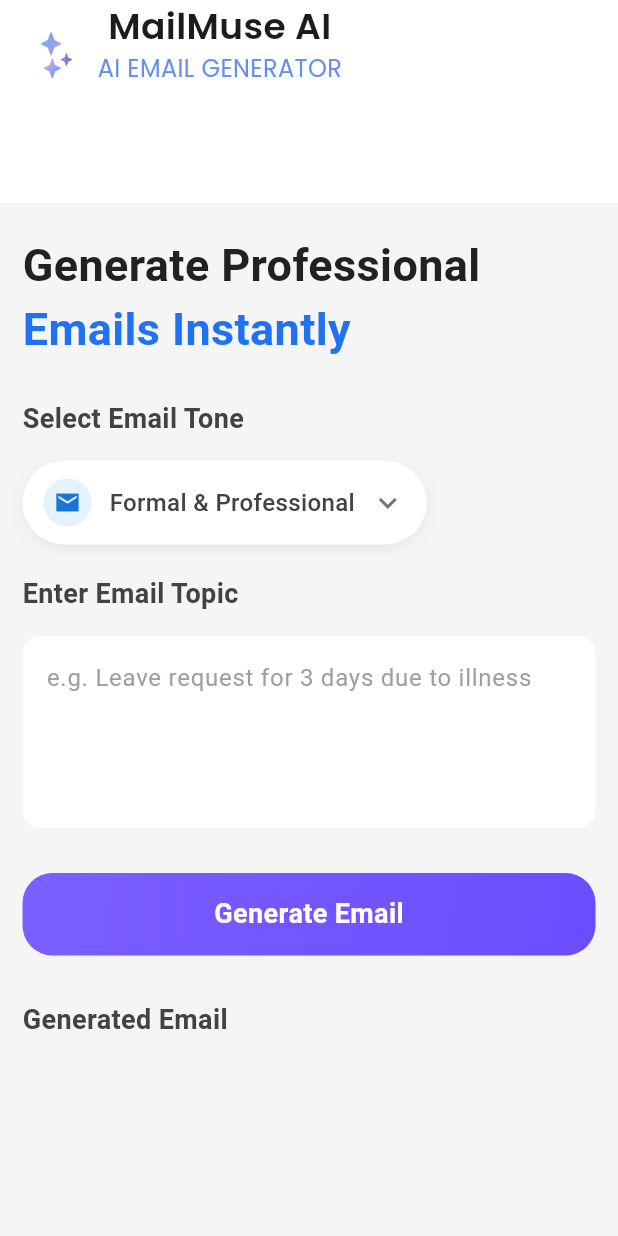
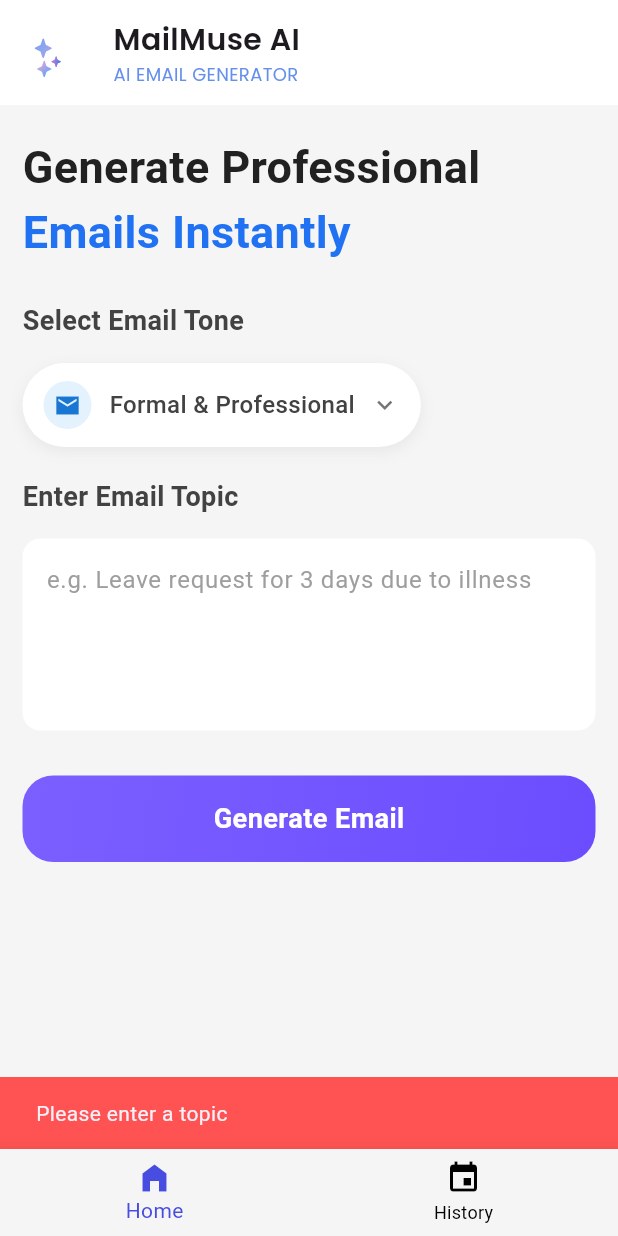
Before and after one commit to thizkavinda25/MailMuse-AI-Flutter-Gemini-, a Flutter app: the screen it shows after launch, after a tap on "Generate Email", on a phone screen of 412 x 824 dp. Run offline on Flutter 3.47's test engine with Material 3 defaults, Android fonts, the phone set to English and light mode, and no system bars; our stand-ins replace flutter_dotenv, google_fonts, logger, lottie, share_plus.

Commit message:
successfully implement groq service

```diff
--- /dev/null
+++ b/lib/constants/app_colors.dart
@@ -0,0 +1,17 @@
+import 'package:flutter/material.dart';
+
+class AppColors {
+  AppColors._();
+
+  static const Color primary = Color.fromRGBO(255, 255, 255, 1);
+  static const Color hintTextColor = Color.fromRGBO(158, 158, 158, 1);
+  static const Color background = Color(0xFFF5F5F5);
+  static const Color rowIconColor = Color.fromRGBO(97, 97, 97, 1);
+  static const Color generatedEmailFont = Color.fromRGBO(66, 66, 66, 1);
+  static const Color subTextColor = Color.fromARGB(255, 100, 143, 235);
+  static const Color circleAvatarBackground = Color.fromRGBO(227, 242, 253, 1);
+  static const Color bottomNavSelectColor = Color.fromARGB(255, 72, 77, 225);
+
+  static const Color black = Colors.black;
+
+}
--- a/lib/main.dart
+++ b/lib/main.dart
@@ -1,9 +1,14 @@
 import 'package:flutter/material.dart';
+import 'package:flutter_dotenv/flutter_dotenv.dart';
+import 'package:mail_muse/screens/main_body.dart';
 import 'package:provider/provider.dart';
-import 'package:mail_muse/screens/home_screen.dart';
-import 'providers/email_provider.dart';
+import 'package:mail_muse/providers/email_provider.dart';
 
-void main() {
+void main() async {
+  WidgetsFlutterBinding.ensureInitialized();
+
+  await dotenv.load(fileName: ".env");
+
   runApp(const MyApp());
 }
 
@@ -18,9 +23,10 @@ class MyApp extends StatelessWidget {
         debugShowCheckedModeBanner: false,
         title: 'MailMuse AI',
         theme: ThemeData(
+          useMaterial3: true,
           colorScheme: ColorScheme.fromSeed(seedColor: Colors.deepPurple),
         ),
-        home: const HomeScreen(),
+        home: const MainBody(),
       ),
     );
   }
--- a/lib/providers/email_provider.dart
+++ b/lib/providers/email_provider.dart
@@ -1,12 +1,14 @@
 import 'package:flutter/material.dart';
-import '../services/gemini_service.dart';
+import 'package:mail_muse/services/groq_service.dart';
+import 'package:mail_muse/utils/custom_dialogs.dart';
+import 'package:share_plus/share_plus.dart';
 
 class EmailProvider extends ChangeNotifier {
   String _selectedTone = 'Formal & Professional';
   String _generatedEmail = '';
   bool _isLoading = false;
 
-  final GeminiService _geminiService = GeminiService();
+  final GroqService _groqService = GroqService();
 
   String get selectedTone => _selectedTone;
   String get generatedEmail => _generatedEmail;
@@ -17,29 +19,42 @@ class EmailProvider extends ChangeNotifier {
     notifyListeners();
   }
 
-  Future<void> generateEmail(
-    String topic,
-    TextEditingController controller,
-  ) async {
-    if (topic.trim().isEmpty) return;
+  Future<void> generateEmail(String topic, BuildContext context) async {
+    if (topic.trim().isEmpty) {
+      CustomDialogs.showEmptyFieldDialog(context);
+      return;
+    }
 
     _isLoading = true;
     _generatedEmail = '';
     notifyListeners();
 
     try {
-      final result = await _geminiService.generateEmail(
+      _generatedEmail = await _groqService.generateEmail(
         topic: topic,
         tone: _selectedTone,
       );
+    } catch (e) {
+      _generatedEmail = "Something went wrong.";
+    } finally {
+      _isLoading = false;
+      notifyListeners();
+    }
+  }
 
-      _generatedEmail = result;
-      controller.clear();
-    } catch (e) {
-      _generatedEmail = "Error generating email. Please try again.";
+  Future<void> removeGeneratedEmail() async {
+    _generatedEmail = '';
+    notifyListeners();
+  }
+
+  Future<void> shareGeneratedEmail(BuildContext context) async {
+    if (_generatedEmail.trim().isEmpty) {
+      ScaffoldMessenger.of(
+        context,
+      ).showSnackBar(const SnackBar(content: Text("No email to share")));
+      return;
     }
 
-    _isLoading = false;
-    notifyListeners();
+    await Share.share(_generatedEmail, subject: "Generated Email");
   }
 }
--- a/lib/screens/home_screen.dart
+++ b/lib/screens/home_screen.dart
@@ -1,6 +1,9 @@
 import 'package:flutter/material.dart';
 import 'package:flutter/services.dart';
 import 'package:google_fonts/google_fonts.dart';
+import 'package:lottie/lottie.dart';
+import 'package:mail_muse/constants/app_colors.dart';
+import 'package:mail_muse/widgets/bottom_row_buttons.dart';
 import 'package:provider/provider.dart';
 import 'package:mail_muse/widgets/custom_app_bar.dart';
 import 'package:mail_muse/widgets/custom_button.dart';
@@ -23,12 +26,16 @@ class _HomeScreenState extends State<HomeScreen> {
     final provider = Provider.of<EmailProvider>(context);
 
     return Scaffold(
-      backgroundColor: Colors.grey.shade100,
+      backgroundColor: AppColors.background,
+      appBar: PreferredSize(
+        preferredSize: Size.fromHeight(70),
+        child: CustomAppBar(),
+      ),
+
       body: SingleChildScrollView(
         child: Column(
           crossAxisAlignment: CrossAxisAlignment.start,
           children: [
-            const CustomAppBar(),
             SizedBox(height: 20),
             Padding(
               padding: const EdgeInsets.symmetric(horizontal: 15),
@@ -45,14 +52,17 @@ class _HomeScreenState extends State<HomeScreen> {
                   SizedBox(height: 15),
                   TextField(
                     controller: topicController,
+                    onTapOutside: (_) {
+                      FocusScope.of(context).unfocus();
+                    },
                     maxLines: 4,
                     decoration: InputDecoration(
                       filled: true,
-                      fillColor: Colors.white,
+                      fillColor: AppColors.primary,
                       hintText: 'e.g. Leave request for 3 days due to illness',
                       hintStyle: GoogleFonts.roboto(
                         fontSize: 16,
-                        color: Colors.grey.shade500,
+                        color: AppColors.hintTextColor,
                       ),
                       border: OutlineInputBorder(
                         borderRadius: BorderRadius.circular(12),
@@ -63,23 +73,36 @@ class _HomeScreenState extends State<HomeScreen> {
                   SizedBox(height: 30),
                   CustomButton(
                     text: 'Generate Email',
-                    onTap: () => provider.generateEmail(
-                      topicController.text,
-                      topicController,
-                    ),
+                    onTap: () async {
+                      await provider.generateEmail(
+                        topicController.text,
+                        context,
+                      );
+                      if (provider.generatedEmail.isNotEmpty &&
+                          !provider.generatedEmail.contains("Error")) {
+                        topicController.clear();
+                      }
+                    },
                   ),
                   SizedBox(height: 30),
-                  _subText('Generated Email'),
+                  if (provider.generatedEmail.isNotEmpty)
+                    _subText('Generated Email'),
                   SizedBox(height: 15),
 
                   if (provider.isLoading)
-                    Center(child: CircularProgressIndicator()),
+                    Center(
+                      child: Lottie.asset(
+                        'assets/lottie/loading.json',
+                        repeat: true,
+                        height: 150,
+                      ),
+                    ),
 
                   if (provider.generatedEmail.isNotEmpty)
                     Container(
                       padding: EdgeInsets.all(16),
                       decoration: BoxDecoration(
-                        color: Colors.white,
+                        color: AppColors.primary,
                         borderRadius: BorderRadius.circular(12),
                         boxShadow: [
                           BoxShadow(
@@ -98,11 +121,15 @@ class _HomeScreenState extends State<HomeScreen> {
                               GestureDetector(
                                 onTap: () {
                                   Clipboard.setData(
-                                    ClipboardData(text: provider.generatedEmail),
+                                    ClipboardData(
+                                      text: provider.generatedEmail,
+                                    ),
                                   );
                                   ScaffoldMessenger.of(context).showSnackBar(
                                     SnackBar(
-                                      content: Text("Email copied successfully"),
+                                      content: Text(
+                                        "Email copied successfully",
+                                      ),
                                     ),
                                   );
                                 },
@@ -111,7 +138,7 @@ class _HomeScreenState extends State<HomeScreen> {
                                     Icon(
                                       Icons.copy,
                                       size: 18,
-                                      color: Colors.grey.shade700,
+                                      color: AppColors.rowIconColor,
                                     ),
                                     SizedBox(width: 6),
                                     Text(
@@ -119,7 +146,7 @@ class _HomeScreenState extends State<HomeScreen> {
                                       style: GoogleFonts.roboto(
                                         fontSize: 14,
                                         fontWeight: FontWeight.w500,
-                                        color: Colors.grey.shade700,
+                                        color: AppColors.rowIconColor,
                                       ),
                                     ),
                                   ],
@@ -132,12 +159,23 @@ class _HomeScreenState extends State<HomeScreen> {
                             provider.generatedEmail,
                             style: GoogleFonts.roboto(
                               fontSize: 16,
-                              color: Colors.grey.shade800,
+                              color: AppColors.generatedEmailFont,
                             ),
                           ),
                         ],
                       ),
                     ),
+                  SizedBox(height: 20),
+                  if (provider.generatedEmail.isNotEmpty)
+                    BottomRowButtons(
+                      onClear: () {
+                        provider.removeGeneratedEmail();
+                      },
+                      onShare: () {
+                        provider.shareGeneratedEmail(context);
+                      },
+                    ),
+                  SizedBox(height: 20),
                 ],
               ),
             ),
--- /dev/null
+++ b/lib/screens/main_body.dart
@@ -0,0 +1,45 @@
+import 'package:flutter/material.dart';
+import 'package:mail_muse/constants/app_colors.dart';
+import 'package:mail_muse/screens/history_screen.dart';
+import 'package:mail_muse/screens/home_screen.dart';
+
+class MainBody extends StatefulWidget {
+  const MainBody({super.key});
+
+  @override
+  State<MainBody> createState() => _MainBodyState();
+}
+
+class _MainBodyState extends State<MainBody> {
+  int currentIndex = 0;
+  final List<Widget> pages = [HomeScreen(), HistoryScreen()];
+  @override
+  Widget build(BuildContext context) {
+    return Scaffold(
+      bottomNavigationBar: BottomNavigationBar(
+        selectedItemColor: AppColors.bottomNavSelectColor,
+        unselectedItemColor: AppColors.black,
+        backgroundColor: AppColors.background,
+        currentIndex: currentIndex,
+        onTap: (value) {
+          setState(() {
+            currentIndex = value;
+          });
+        },
+        items: [
+          BottomNavigationBarItem(
+            icon: Icon(Icons.home),
+            label: 'Home',
+            activeIcon: Icon(Icons.home_filled),
+          ),
+          BottomNavigationBarItem(
+            icon: Icon(Icons.event),
+            label: 'History',
+            activeIcon: Icon(Icons.history),
+          ),
+        ],
+      ),
+      body: pages[currentIndex],
+    );
+  }
+}
--- a/lib/services/gemini_service.dart
+++ /dev/null
@@ -1,51 +0,0 @@
-import 'dart:convert';
-import 'package:http/http.dart' as http;
-import 'package:logger/logger.dart';
-
-class GeminiService {
-  static const String _apiKey = "AIzaSyCktHsSm1nAkxTQhdqubhT-o-jC9ehlFoo";
-
-  static const String _baseUrl =
-      "https://generativelanguage.googleapis.com/v1/models/gemini-pro:generateContent";
-
-  final Logger _logger = Logger();
-
-  Future<String> generateEmail({
-    required String topic,
-    required String tone,
-  }) async {
-    final url = Uri.parse("$_baseUrl?key=$_apiKey");
-
-    try {
-      final response = await http.post(
-        url,
-        headers: {"Content-Type": "application/json"},
-        body: jsonEncode({
-          "contents": [
-            {
-              "parts": [
-                {
-                  "text":
-                      "Write a $tone email about the following topic:\n\n$topic",
-                },
-              ],
-            },
-          ],
-        }),
-      );
-
-      if (response.statusCode == 200) {
-        final data = jsonDecode(response.body);
-        return data["candidates"][0]["content"]["parts"][0]["text"];
-      } else {
-        _logger.e(
-          "Gemini API Error: ${response.statusCode} - ${response.body}",
-        );
-        throw Exception("Failed to generate email");
-      }
-    } catch (e) {
-      _logger.e("Exception: $e");
-      rethrow;
-    }
-  }
-}
--- /dev/null
+++ b/lib/utils/custom_dialogs.dart
@@ -0,0 +1,12 @@
+import 'package:flutter/material.dart';
+
+class CustomDialogs {
+  static void showEmptyFieldDialog(BuildContext context) {
+    ScaffoldMessenger.of(context).showSnackBar(
+      const SnackBar(
+        backgroundColor: Colors.redAccent,
+        content: Text('Please enter a topic'),
+      ),
+    );
+  }
+}
--- a/lib/widgets/custom_app_bar.dart
+++ b/lib/widgets/custom_app_bar.dart
@@ -1,40 +1,52 @@
 import 'package:flutter/material.dart';
 import 'package:google_fonts/google_fonts.dart';
 import 'package:lottie/lottie.dart';
+import 'package:mail_muse/constants/app_colors.dart';
 
 class CustomAppBar extends StatelessWidget {
   const CustomAppBar({super.key});
 
   @override
   Widget build(BuildContext context) {
+    final isMobile = MediaQuery.of(context).size.width < 600;
+    final screenWidth = MediaQuery.of(context).size.width;
+
     return Container(
       width: double.infinity,
-      height: 135,
-      color: Colors.white,
+      height: isMobile ? 120 : 135,
+      color: AppColors.primary,
       child: SafeArea(
         child: Row(
+          crossAxisAlignment: CrossAxisAlignment.center,
+          mainAxisSize: MainAxisSize.max,
+          children: [
+            Lottie.asset(
+              'assets/lottie/gemini.json',
+              repeat: true,
+              height: isMobile ? 55 : 65,
+            ),
+            SizedBox(width: screenWidth * 0.05),
+            Flexible(
+              child: Column(
+                mainAxisSize: MainAxisSize.min,
                 crossAxisAlignment: CrossAxisAlignment.start,
-          mainAxisSize: MainAxisSize.min,
-          children: [
-            Lottie.asset('assets/lottie/gemini.json', repeat: true, height: 65),
-            Column(
-              mainAxisSize: MainAxisSize.min,
                 children: [
                   Text(
                     'MailMuse AI',
                     style: GoogleFonts.poppins(
-                    fontSize: 24,
+                      fontSize: isMobile ? 20 : 24,
                       fontWeight: FontWeight.w600,
                     ),
                   ),
                   Text(
                     'AI EMAIL GENERATOR',
                     style: GoogleFonts.poppins(
-                    fontSize: 16,
-                    color: const Color.fromARGB(255, 100, 143, 235),
+                      fontSize: isMobile ? 12 : 16,
+                      color: AppColors.subTextColor,
                     ),
                   ),
                 ],
+              ),
             ),
           ],
         ),
--- a/lib/widgets/custom_button.dart
+++ b/lib/widgets/custom_button.dart
@@ -1,5 +1,6 @@
 import 'package:flutter/material.dart';
 import 'package:google_fonts/google_fonts.dart';
+import 'package:mail_muse/constants/app_colors.dart';
 
 class CustomButton extends StatelessWidget {
   final String text;
@@ -8,32 +9,30 @@ class CustomButton extends StatelessWidget {
 
   @override
   Widget build(BuildContext context) {
+    final screenHeight = MediaQuery.of(context).size.height;
+    final screenWidth = MediaQuery.of(context).size.width;
+
     return GestureDetector(
       onTap: onTap,
       child: Container(
         width: double.infinity,
-        height: 55,
+        height: screenHeight * 0.07,
         decoration: BoxDecoration(
           gradient: LinearGradient(
             colors: [Color(0xFF7C5FFF), Color(0xFF6B4DFF)],
             begin: Alignment.topLeft,
             end: Alignment.bottomRight,
           ),
-          borderRadius: BorderRadius.circular(20),
+          borderRadius: BorderRadius.circular(screenWidth * 0.05),
         ),
         child: Center(
-          child: Row(
-            mainAxisAlignment: MainAxisAlignment.center,
-            children: [
-              Text(
-                text,
-                style: GoogleFonts.roboto(
-                  fontSize: 18,
-                  fontWeight: FontWeight.w600,
-                  color: Colors.white,
-                ),
-              ),
-            ],
+          child: Text(
+            text,
+            style: GoogleFonts.roboto(
+              fontSize: screenHeight * 0.022,
+              fontWeight: FontWeight.w600,
+              color: AppColors.primary,
+            ),
           ),
         ),
       ),
--- a/lib/widgets/home_header_text.dart
+++ b/lib/widgets/home_header_text.dart
@@ -6,13 +6,16 @@ class HomeHeaderText extends StatelessWidget {
 
   @override
   Widget build(BuildContext context) {
+    final screenWidth = MediaQuery.of(context).size.width;
+    final fontSize = screenWidth < 360 ? 24.0 : 30.0;
+
     return Column(
       crossAxisAlignment: CrossAxisAlignment.start,
       children: [
         Text(
           "Generate Professional",
           style: GoogleFonts.roboto(
-            fontSize: 30,
+            fontSize: fontSize,
             fontWeight: FontWeight.w600,
             color: Colors.grey.shade900,
           ),
@@ -20,7 +23,7 @@ class HomeHeaderText extends StatelessWidget {
         Text(
           "Emails Instantly",
           style: GoogleFonts.roboto(
-            fontSize: 30,
+            fontSize: fontSize,
             fontWeight: FontWeight.w600,
             color: const Color.fromARGB(255, 33, 114, 243),
           ),
--- a/lib/widgets/popup_menu.dart
+++ b/lib/widgets/popup_menu.dart
@@ -1,5 +1,6 @@
 import 'package:flutter/material.dart';
 import 'package:google_fonts/google_fonts.dart';
+import 'package:mail_muse/constants/app_colors.dart';
 import 'package:provider/provider.dart';
 import '../providers/email_provider.dart';
 
@@ -9,6 +10,8 @@ class PopupMenu extends StatelessWidget {
   @override
   Widget build(BuildContext context) {
     final provider = Provider.of<EmailProvider>(context);
+    final screenWidth = MediaQuery.of(context).size.width;
+    final isSmallScreen = screenWidth < 360;
 
     final List<String> tones = [
       'Formal & Professional',
@@ -18,21 +21,31 @@ class PopupMenu extends StatelessWidget {
       'Persuasive',
     ];
 
-    return PopupMenuButton<String>(
+    return Theme(
+      data: Theme.of(context).copyWith(
+        popupMenuTheme: PopupMenuThemeData(
+          color: Colors.grey.shade100,
+          textStyle: TextStyle(color: Colors.black),
+        ),
+      ),
+      child: PopupMenuButton<String>(
         onSelected: provider.updateTone,
         itemBuilder: (context) =>
             tones.map((t) => PopupMenuItem(value: t, child: Text(t))).toList(),
         shape: RoundedRectangleBorder(borderRadius: BorderRadius.circular(8)),
         child: Container(
-        padding: const EdgeInsets.symmetric(horizontal: 14, vertical: 12),
+          padding: EdgeInsets.symmetric(
+            horizontal: isSmallScreen ? 10 : 14,
+            vertical: isSmallScreen ? 10 : 12,
+          ),
           decoration: BoxDecoration(
-          color: Colors.white,
+            color: AppColors.primary,
             borderRadius: BorderRadius.circular(30),
             boxShadow: [
               BoxShadow(
                 color: Colors.black.withOpacity(0.06),
                 blurRadius: 8,
-              offset: Offset(0, 3),
+                offset: const Offset(0, 3),
               ),
             ],
           ),
@@ -40,23 +53,34 @@ class PopupMenu extends StatelessWidget {
             mainAxisSize: MainAxisSize.min,
             children: [
               CircleAvatar(
-              radius: 16,
-              backgroundColor: Colors.blue.shade50,
-              child: Icon(Icons.mail_sharp,
-                  size: 18, color: Colors.blue.shade700),
+                radius: isSmallScreen ? 14 : 16,
+                backgroundColor: AppColors.circleAvatarBackground,
+                child: Icon(
+                  Icons.mail_sharp,
+                  size: isSmallScreen ? 16 : 18,
+                  color: Colors.blue.shade700,
                 ),
-            const SizedBox(width: 12),
-            Text(
+              ),
+              SizedBox(width: isSmallScreen ? 8 : 12),
+              Flexible(
+                child: Text(
                   provider.selectedTone,
+                  overflow: TextOverflow.ellipsis,
                   style: GoogleFonts.roboto(
-                fontSize: 16,
+                    fontSize: isSmallScreen ? 14 : 16,
                     fontWeight: FontWeight.w500,
                     color: Colors.grey.shade800,
                   ),
                 ),
-            const SizedBox(width: 10),
-            Icon(Icons.keyboard_arrow_down, color: Colors.grey.shade600),
+              ),
+              SizedBox(width: isSmallScreen ? 6 : 10),
+              Icon(
+                Icons.keyboard_arrow_down,
+                size: isSmallScreen ? 18 : 20,
+                color: Colors.grey.shade600,
+              ),
             ],
+          ),
         ),
       ),
     );
```
Also changed, not shown: assets/lottie/loading.json (added, +1 -0 lines), lib/screens/history_screen.dart (added, +17 -0 lines), lib/services/groq_service.dart (added, +50 -0 lines), lib/widgets/bottom_row_buttons.dart (added, +85 -0 lines), pubspec.yaml (+6 -67 lines), pubspec.lock, 7 other files. Lines whose indentation alone changed are shown as unchanged.
